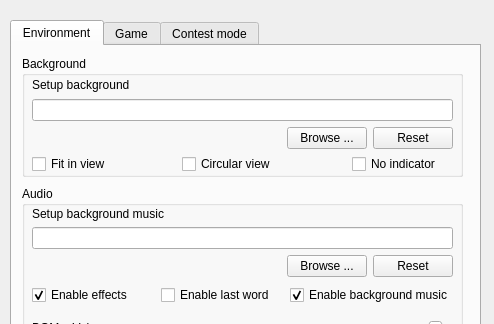
Above: src/dialog/configdialog.ui from BeginnerSlob/TouhouTripleSha before the change; both pictures show x 0 to 494 and y 0 to 324 of the 494 by 534 pixel window. Below: the same form after it.
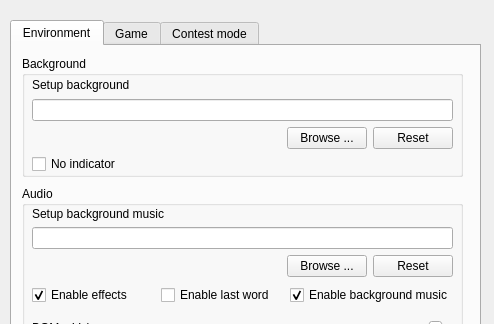
That is the form after the change.

```diff
--- a/src/dialog/configdialog.ui
+++ b/src/dialog/configdialog.ui
@@ -290,36 +290,10 @@
        </item>
       </layout>
      </widget>
-     <widget class="QCheckBox" name="fitInViewCheckBox">
-      <property name="geometry">
-       <rect>
-        <x>10</x>
-        <y>100</y>
-        <width>151</width>
-        <height>16</height>
-       </rect>
-      </property>
-      <property name="text">
-       <string>Fit in view</string>
-      </property>
-     </widget>
-     <widget class="QCheckBox" name="circularViewCheckBox">
-      <property name="geometry">
-       <rect>
-        <x>160</x>
-        <y>100</y>
-        <width>101</width>
-        <height>16</height>
-       </rect>
-      </property>
-      <property name="text">
-       <string>Circular view</string>
-      </property>
-     </widget>
      <widget class="QCheckBox" name="noIndicatorCheckBox">
       <property name="geometry">
        <rect>
-        <x>330</x>
+        <x>10</x>
         <y>100</y>
         <width>95</width>
         <height>16</height>
```
